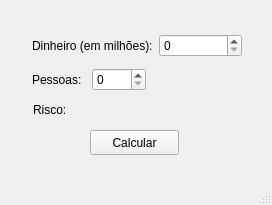
Old version of the form 2_lógica_fuzzy/logica_fuzzy.ui in the repository igorcl2000/ia-cc-2022-2-IgorLima.
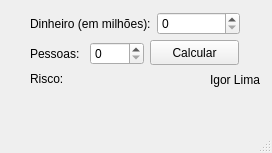
New version of the form.

```diff
--- a/2_lógica_fuzzy/logica_fuzzy.ui
+++ b/2_lógica_fuzzy/logica_fuzzy.ui
@@ -7,7 +7,7 @@
     <x>0</x>
     <y>0</y>
     <width>272</width>
-    <height>205</height>
+    <height>153</height>
    </rect>
   </property>
   <property name="windowTitle">
@@ -17,8 +17,8 @@
    <widget class="QPushButton" name="calcularPushButton">
     <property name="geometry">
      <rect>
-      <x>90</x>
-      <y>130</y>
+      <x>150</x>
+      <y>40</y>
       <width>89</width>
       <height>25</height>
      </rect>
@@ -30,8 +30,8 @@
    <widget class="QWidget" name="layoutWidget">
     <property name="geometry">
      <rect>
-      <x>32</x>
-      <y>32</y>
+      <x>30</x>
+      <y>10</y>
       <width>210</width>
       <height>28</height>
      </rect>
@@ -52,8 +52,8 @@
    <widget class="QWidget" name="layoutWidget">
     <property name="geometry">
      <rect>
-      <x>32</x>
-      <y>66</y>
+      <x>30</x>
+      <y>40</y>
       <width>114</width>
       <height>28</height>
      </rect>
@@ -74,8 +74,8 @@
    <widget class="QLabel" name="riscoLabel">
     <property name="geometry">
      <rect>
-      <x>33</x>
-      <y>101</y>
+      <x>30</x>
+      <y>70</y>
       <width>40</width>
       <height>17</height>
      </rect>
@@ -87,8 +87,8 @@
    <widget class="QLabel" name="riscoLabel2">
     <property name="geometry">
      <rect>
-      <x>79</x>
-      <y>101</y>
+      <x>60</x>
+      <y>90</y>
       <width>161</width>
       <height>17</height>
      </rect>
@@ -97,6 +97,19 @@
      <string/>
     </property>
    </widget>
+   <widget class="QLabel" name="label">
+    <property name="geometry">
+     <rect>
+      <x>210</x>
+      <y>70</y>
+      <width>51</width>
+      <height>20</height>
+     </rect>
+    </property>
+    <property name="text">
+     <string>Igor Lima</string>
+    </property>
+   </widget>
   </widget>
   <widget class="QMenuBar" name="menubar">
    <property name="geometry">
```
Left out of the diff: 2 changed lines with no effect on the pictures.
